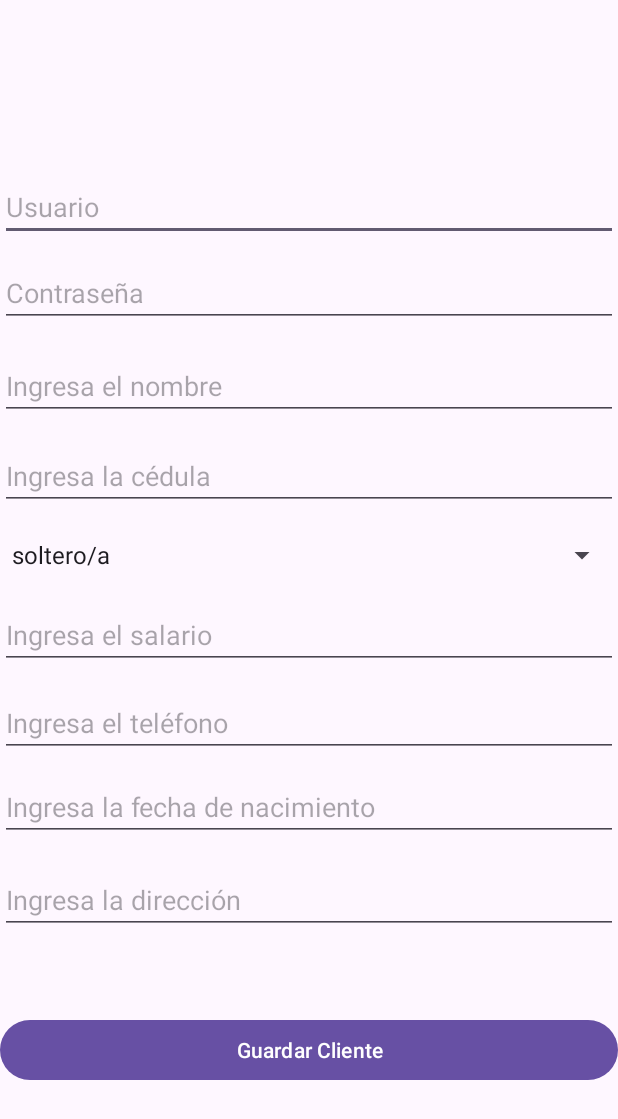
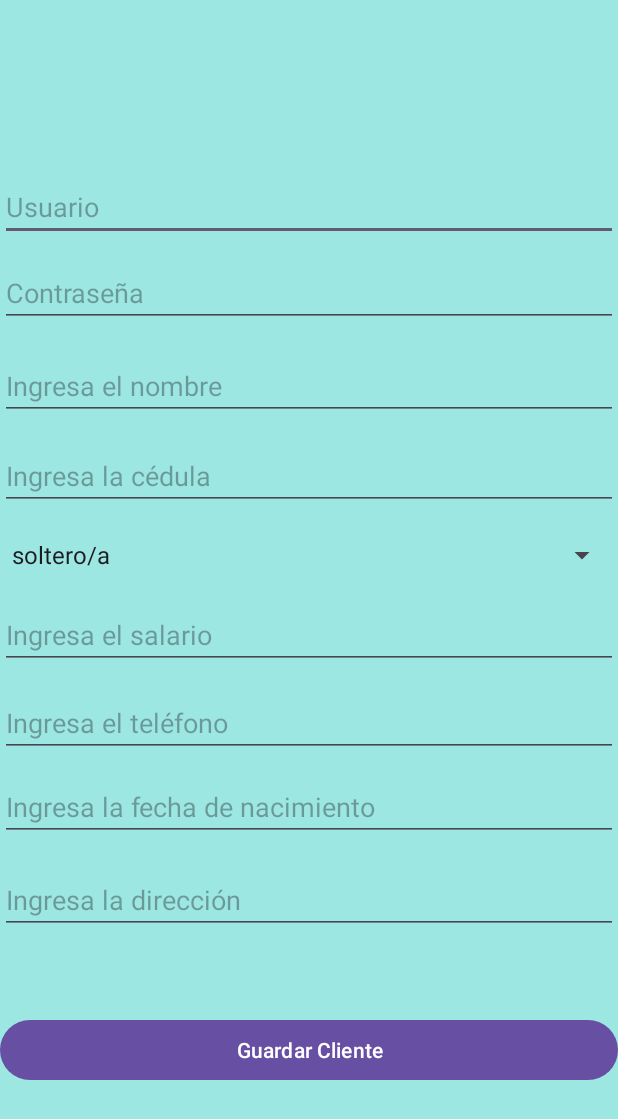
Before and after one commit to J0S3N/Proyecto1Moviles, an Android app: the Agregar_Cliente screen opened directly, with no data from a screen before it, on a phone screen of 412 x 824 dp. Shown: the top 1119 px of the screen. Run offline under Robolectric (Android 15) with nearby library versions, the phone set to English and light mode, and no system bars.

Commit message:
Bg COLOR

```diff
--- a/app/src/main/res/layout/administrativa_agregar_cliente.xml
+++ b/app/src/main/res/layout/administrativa_agregar_cliente.xml
@@ -4,6 +4,7 @@
     xmlns:tools="http://schemas.android.com/tools"
     android:layout_width="match_parent"
     android:layout_height="match_parent"
+    android:background="#9CE7E2"
     tools:context=".administrativa.Agregar_Cliente">
 
     <EditText
--- a/app/src/main/res/layout/administrativa_agregar_prestamo.xml
+++ b/app/src/main/res/layout/administrativa_agregar_prestamo.xml
@@ -3,6 +3,7 @@
     xmlns:tools="http://schemas.android.com/tools"
     android:layout_width="match_parent"
     android:layout_height="match_parent"
+    android:background="#9CE7E2"
     tools:context=".administrativa.Agregar_Prestamo">
 
     <EditText
--- a/app/src/main/res/layout/administrativa_principal.xml
+++ b/app/src/main/res/layout/administrativa_principal.xml
@@ -4,6 +4,7 @@
     xmlns:tools="http://schemas.android.com/tools"
     android:layout_width="match_parent"
     android:layout_height="match_parent"
+    android:background="#9CE7E2"
     tools:context=".administrativa.Principal">
 
     <TextView
```
